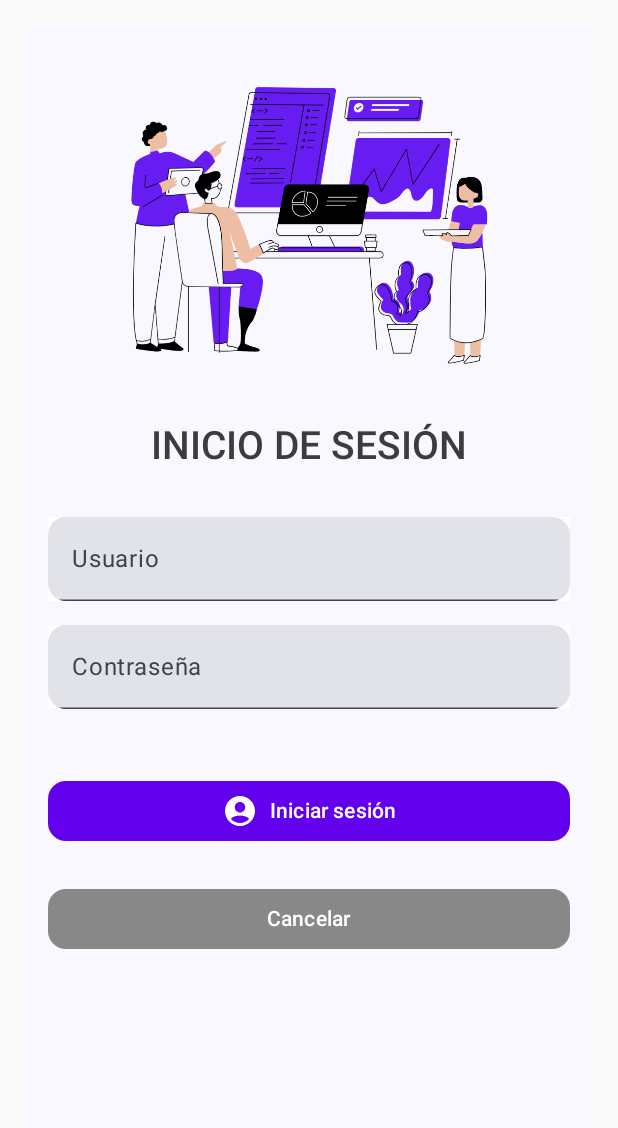
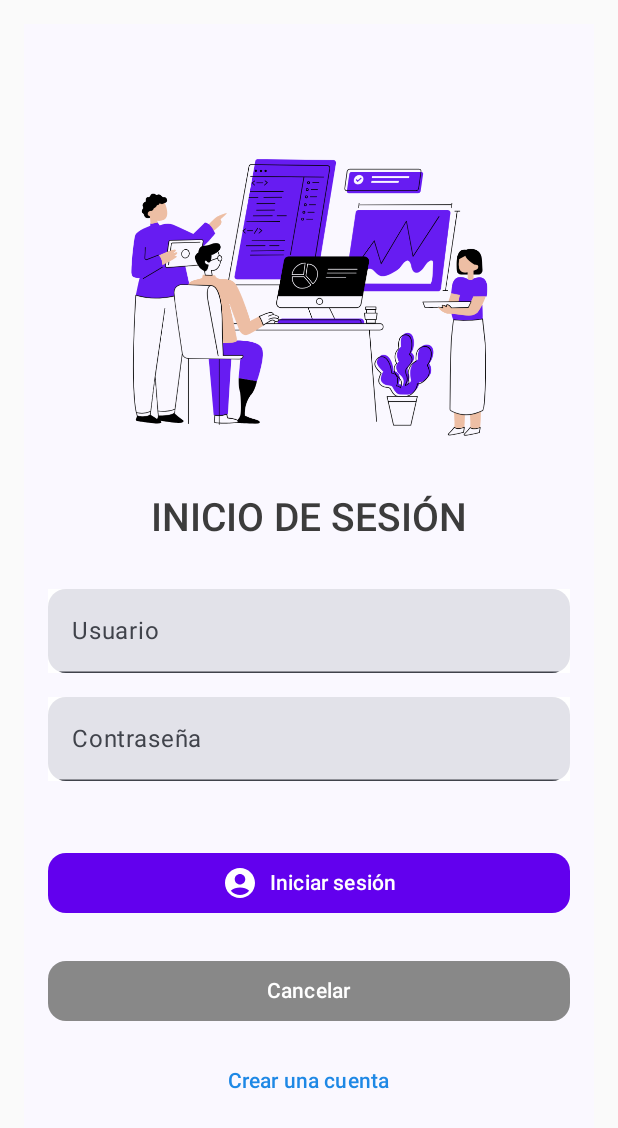
Before and after one commit to MelaniPilliza/My1App_MELANI_PILLIZA, an Android app built with Jetpack Compose: the screen it shows after launch (MainActivity), after a tap on "Iniciar sesión", on a phone screen of 412 x 824 dp. Shown: the top 1128 px of the screen. Run offline under Robolectric (Android 15) with nearby library versions, the phone set to English and light mode, and no system bars; our stand-ins replace Firebase (no records; nobody signed in at launch, a user with empty details on screens opened directly).

Commit message:
21/02/2025

```diff
--- a/app/src/main/java/com/example/my1app_melani_pilliza/data/source/remote/UserRepository.kt
+++ b/app/src/main/java/com/example/my1app_melani_pilliza/data/source/remote/UserRepository.kt
@@ -82,4 +82,19 @@ class UserRepository(val firestore: FirebaseFirestore) {
             false
         }
     }
+
+    suspend fun validateUser(username: String, password: String): Boolean {
+        return try {
+            val querySnapshot = usersCollection
+                .whereEqualTo("name", username) // Asegurar que el campo coincide con Firestore
+                .whereEqualTo("password", password)
+                .get()
+                .await()
+
+            return !querySnapshot.isEmpty // Devuelve `true` si encuentra el usuario
+        } catch (e: Exception) {
+            e.printStackTrace()
+            false
+        }
+    }
 }
--- a/app/src/main/java/com/example/my1app_melani_pilliza/di/AppModule.kt
+++ b/app/src/main/java/com/example/my1app_melani_pilliza/di/AppModule.kt
@@ -9,6 +9,7 @@ import com.example.my1app_melani_pilliza.domain.usecase.products.ListProductsUse
 import com.example.my1app_melani_pilliza.domain.usecase.products.UpdateProductsUseCase
 import com.example.my1app_melani_pilliza.domain.usecase.users.DeleteUserUseCase
 import com.example.my1app_melani_pilliza.domain.usecase.users.GetUsersUseCase
+import com.example.my1app_melani_pilliza.presentation.viewmodel.login.UsernamePasswordViewModel
 import com.example.my1app_melani_pilliza.presentation.viewmodel.products.AddProductViewModel
 import com.example.my1app_melani_pilliza.presentation.viewmodel.products.ProductsScreenViewModel
 import com.example.my1app_melani_pilliza.presentation.viewmodel.products.UpdateProductViewModel
@@ -42,8 +43,9 @@ val appModule = module {
 
     // VIEW MODELS
     // Crea el viewModel con las dependencias que tenga definidas
-    viewModel { UsersScreenViewModel(get(), get()) }
+    viewModel { UsersScreenViewModel(get(), get(), get()) }
     viewModel { UpdateProductViewModel(get(), get()) }
     viewModel { ProductsScreenViewModel(get(), get()) }
     viewModel { AddProductViewModel(get()) }
+    viewModel { UsernamePasswordViewModel(get()) }
 }
--- a/app/src/main/java/com/example/my1app_melani_pilliza/domain/model/User.kt
+++ b/app/src/main/java/com/example/my1app_melani_pilliza/domain/model/User.kt
@@ -10,5 +10,6 @@ data class User(
     @PropertyName("user_name") val name: String = "",
     val email: String = "",
     val age: Int = 0,
+    val password: String = "", // ✅ Agregar este campo
     @ServerTimestamp val createdAt: Date? = null
 )
--- a/app/src/main/java/com/example/my1app_melani_pilliza/presentation/navigation/NavGraph.kt
+++ b/app/src/main/java/com/example/my1app_melani_pilliza/presentation/navigation/NavGraph.kt
@@ -8,6 +8,7 @@ import androidx.navigation.compose.NavHost
 import androidx.navigation.compose.composable
 import androidx.navigation.compose.rememberNavController
 import com.example.my1app_melani_pilliza.presentation.ui.screens.login.LoginScreen
+import com.example.my1app_melani_pilliza.presentation.ui.screens.login.RegisterUserScreen
 import com.example.my1app_melani_pilliza.presentation.ui.screens.product.AddProductScreen
 import com.example.my1app_melani_pilliza.presentation.ui.screens.product.ProductScreen
 import com.example.my1app_melani_pilliza.presentation.ui.screens.product.UpdateProductScreen
@@ -47,5 +48,9 @@ fun NavGraph(startDestination: String = Screen.Login.route) {
 
 
         }
+
+        composable(Screen.RegisterUser.route) {
+            RegisterUserScreen(navController)
+        }
     }
 }
--- a/app/src/main/java/com/example/my1app_melani_pilliza/presentation/navigation/Screens.kt
+++ b/app/src/main/java/com/example/my1app_melani_pilliza/presentation/navigation/Screens.kt
@@ -7,5 +7,5 @@ sealed class Screen(val route: String) {
     data object UpdateProduct : Screen("products/update/{id}") {
         fun createRoute(id: String): String = "products/update/$id"
     }
-
+    object RegisterUser : Screen("registerUser")
 }
--- a/app/src/main/java/com/example/my1app_melani_pilliza/presentation/ui/screens/login/LoginSreen.kt
+++ b/app/src/main/java/com/example/my1app_melani_pilliza/presentation/ui/screens/login/LoginSreen.kt
@@ -27,6 +27,7 @@ import androidx.compose.material3.Button
 import androidx.compose.material3.Surface
 import androidx.compose.material3.Text
 import androidx.compose.material3.TextField
+import androidx.compose.runtime.LaunchedEffect
 import androidx.compose.runtime.collectAsState
 import androidx.compose.runtime.getValue
 import androidx.compose.runtime.mutableStateOf
@@ -40,12 +41,13 @@ import androidx.navigation.compose.rememberNavController
 import com.example.my1app_melani_pilliza.presentation.navigation.Screen
 import com.example.my1app_melani_pilliza.presentation.viewmodel.login.UsernamePasswordViewModel
 import com.example.my1app_melani_pilliza.R
+import org.koin.androidx.compose.koinViewModel
 
 
 @Composable
 fun LoginScreen(
     navController: NavController,
-    usernamePasswordViewModel: UsernamePasswordViewModel = viewModel()
+    usernamePasswordViewModel: UsernamePasswordViewModel = koinViewModel()
 ) {
     val username by usernamePasswordViewModel.username.collectAsState()
     val password by usernamePasswordViewModel.password.collectAsState()
@@ -62,7 +64,8 @@ fun LoginScreen(
             Modifier
                 .fillMaxSize()
                 .padding(16.dp),
-            horizontalAlignment = Alignment.CenterHorizontally
+            horizontalAlignment = Alignment.CenterHorizontally,
+            verticalArrangement = Arrangement.Center
         ) {
             item{
                 // IMAGEN
@@ -114,11 +117,11 @@ fun LoginScreen(
                 // BOTÓN LOGIN
                 Button(
                     onClick = {
-                        if(usernamePasswordViewModel.isValidLogin()) {
-                        navController.navigate(Screen.Products.route)
-                    } else {
-
-                    }},
+                        usernamePasswordViewModel.loginUser()
+                        if (usernamePasswordViewModel.loginResult.value == true) {
+                            navController.navigate(Screen.Products.route)
+                        }
+                    },
                     modifier = Modifier
                         .fillMaxWidth()
                         .height(56.dp)
@@ -130,7 +133,7 @@ fun LoginScreen(
                     )
                 ) {
                     Icon(Icons.Default.AccountCircle, contentDescription = "Cuenta")
-                    Spacer(modifier = Modifier.width(8.dp)) // Espacio entre el ícono y el texto
+                    Spacer(modifier = Modifier.width(8.dp))
                     Text(text = "Iniciar sesión", color = Color.White)
                 }
 
@@ -151,6 +154,21 @@ fun LoginScreen(
                 ) {
                     Text(text = "Cancelar", color = Color.White)
                 }
+
+                //CREAR CUENTAS
+                Button(
+                    onClick = { navController.navigate(Screen.RegisterUser.route) },
+                    modifier = Modifier
+                        .fillMaxWidth()
+                        .padding(top = 16.dp),
+                    shape = RoundedCornerShape(12.dp),
+                    colors = ButtonDefaults.buttonColors(
+                        containerColor = Color.Transparent,
+                        contentColor = Color(0xFF1E88E5)
+                    )
+                ) {
+                    Text("Crear una cuenta")
+                }
             }
         }
     }
--- a/app/src/main/java/com/example/my1app_melani_pilliza/presentation/viewmodel/login/UsernamePasswordViewModel.kt
+++ b/app/src/main/java/com/example/my1app_melani_pilliza/presentation/viewmodel/login/UsernamePasswordViewModel.kt
@@ -1,12 +1,15 @@
 package com.example.my1app_melani_pilliza.presentation.viewmodel.login
 
 import androidx.lifecycle.ViewModel
+import androidx.lifecycle.viewModelScope
+import com.example.my1app_melani_pilliza.data.source.remote.UserRepository
 import kotlinx.coroutines.flow.MutableStateFlow
 import kotlinx.coroutines.flow.StateFlow
+import kotlinx.coroutines.launch
 
-class UsernamePasswordViewModel: ViewModel() {
-    private val VALID_USERNAME="admin"
-    private val VALID_PASSWORD= "admin"
+class UsernamePasswordViewModel(
+    private val userRepository: UserRepository // Asegurar que se inyecta
+) : ViewModel() {
 
     private val _username = MutableStateFlow("")
     val username: StateFlow<String> = _username
@@ -14,20 +17,26 @@ class UsernamePasswordViewModel: ViewModel() {
     private val _password = MutableStateFlow("")
     val password: StateFlow<String> = _password
 
-    fun setUsername(username: String){
-        this._username.value=username;
+    private val _loginResult = MutableStateFlow<Boolean?>(null)
+    val loginResult: StateFlow<Boolean?> = _loginResult
+
+    fun setUsername(username: String) {
+        _username.value = username
     }
 
-    fun setPassword(password: String){
-        this._password.value=password;
+    fun setPassword(password: String) {
+        _password.value = password
     }
 
-    fun clear(){
-        this._username.value=""
-        this._password.value=""
+    fun clear() {
+        _username.value = ""
+        _password.value = ""
     }
 
-    fun isValidLogin(): Boolean{
-        return username.value== VALID_USERNAME && password.value== VALID_PASSWORD
+    fun loginUser() {
+        viewModelScope.launch {
+            val result = userRepository.validateUser(username.value, password.value)
+            _loginResult.value = result
+        }
     }
 }
```
Also changed, not shown: app/src/main/java/com/example/my1app_melani_pilliza/presentation/ui/screens/login/RegisterUserScreen.kt (added, +148 -0 lines), app/src/main/java/com/example/my1app_melani_pilliza/presentation/ui/screens/product/ProductScreen.kt (+60 -25 lines), app/src/main/java/com/example/my1app_melani_pilliza/presentation/viewmodel/users/UsersScreenViewModel.kt (+14 -4 lines).
